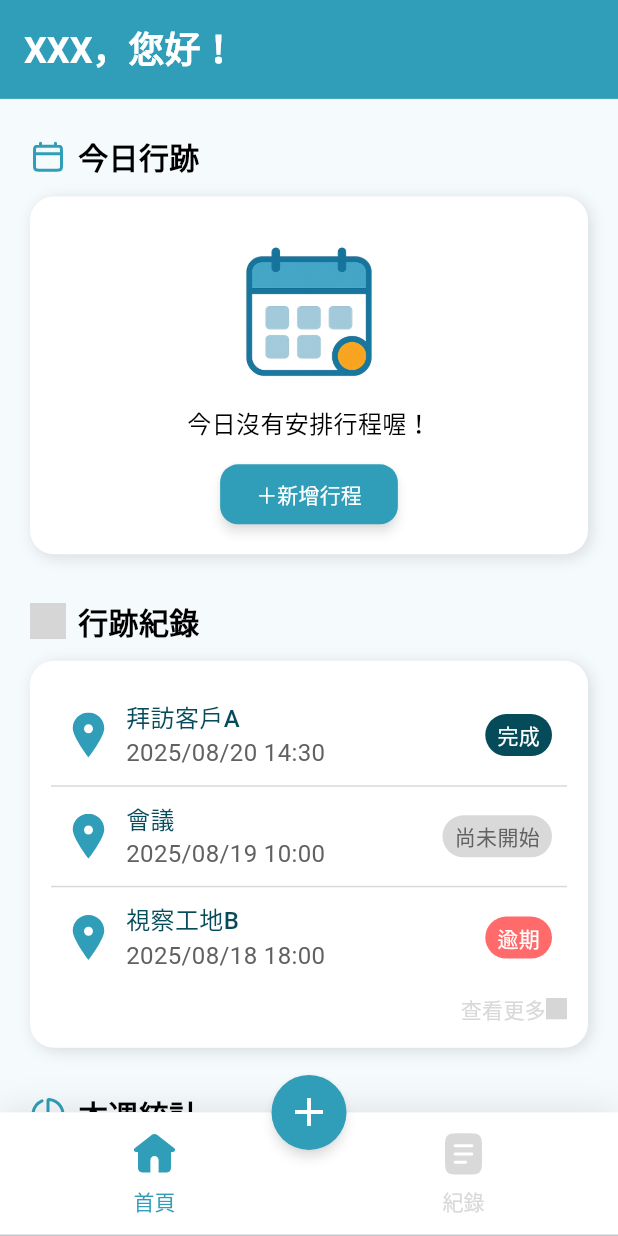
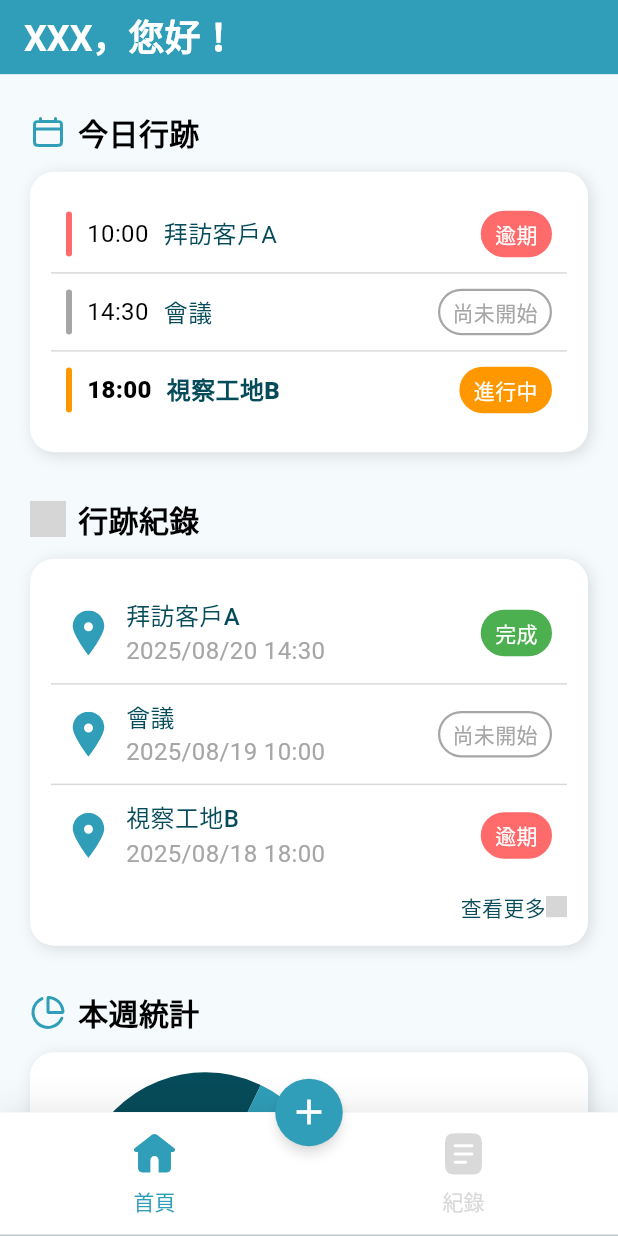
Before and after one commit to HsuPenny/flutter_schedule, a Flutter app: the screen it shows after launch, on a phone screen of 412 x 824 dp. Run offline on Flutter 3.47's test engine with Material 3 defaults, Android fonts, the light colour scheme and no system bars; drawn by our look-alikes of fl_chart; our stand-ins replace flutter_svg, get; grey boxes are pictures that could not be loaded.

Commit message:
feat: implement `HomeTodayListWidget` and update home page UI
- Refine `StatusTag` styling, including new color mapping for different statuses and border support for the "Not Started" state.
- Update `MyColor` with new semantic colors (`green`, `orange`) and adjust existing `darkGrey`.
- Adjust floating action button icon size in `MainPage`.
- Remove redundant "Add Schedule" buttons from empty state views in `HomePage`.

```diff
--- a/lib/my_color.dart
+++ b/lib/my_color.dart
@@ -4,9 +4,11 @@ class MyColor {
   static const Color aqua = Color(0xFF309EB8);
   static const Color darkAqua = Color(0xFF064B5A);
   static const Color lightGrey = Color(0xFFD9D9D9);
-  static const Color darkGrey = Color(0xFF616161);
+  static const Color darkGrey = Color(0xFFA6A6A6);
   static const Color white = Color(0xFFFFFFFF);
   static const Color coralPink = Color(0xFFFF6B6B);
+  static const Color green = Color(0xFF4CAF50);
+  static const Color orange = Color(0xFFFF9800);
   static const Color yellow = Color(0xFFFFD54F);
   static const Color black = Color(0xFF000000);
 
--- a/lib/pages/home/home_page.dart
+++ b/lib/pages/home/home_page.dart
@@ -1,11 +1,11 @@
 import 'package:app_schedule/my_text_style.dart';
 import 'package:app_schedule/pages/main_page.dart';
-import 'package:app_schedule/share/my_filled_button.dart';
 import 'package:app_schedule/share/record_list_widget.dart';
 import 'package:flutter_svg/flutter_svg.dart';
 import 'package:fl_chart/fl_chart.dart';
 import 'package:flutter/material.dart';
 
+import 'home_today_list_widget.dart';
 import '../../model/schedule_item.dart';
 import '../../my_color.dart';
 
@@ -39,7 +39,7 @@ class _HomePageState extends State<HomePage> {
   //-----mainView
     PreferredSizeWidget get appBar {
       return AppBar(
-        toolbarHeight: screenHeight * 0.08,
+        toolbarHeight: screenHeight * 0.06,
         backgroundColor: MyColor.aqua,
         automaticallyImplyLeading: false, //不加返回鍵
         title: Text(
@@ -97,8 +97,8 @@ class _HomePageState extends State<HomePage> {
                 borderRadius: BorderRadius.circular(16),
                 boxShadow: [shadow]
             ),
-            // child: buildTodaySchedule()
-            child: todayNoSchedule
+            child: buildTodaySchedule()
+            // child: todayNoSchedule
           )
         ],
       );
@@ -115,11 +115,10 @@ class _HomePageState extends State<HomePage> {
               'assets/png/calendar.png',
             ),
             Text(
-              '今日沒有安排行程喔！',
-              style: MyTextStyle.black(16),
+              '今日沒有安排行程，可以好好休息～',
+              style: MyTextStyle.darkGrey(14),
             ),
             const SizedBox(height: 12),
-            addButton
           ],
         ),
       );
@@ -131,7 +130,7 @@ class _HomePageState extends State<HomePage> {
         physics: const NeverScrollableScrollPhysics(),
         itemCount: list.length,
         itemBuilder: (context, index) {
-          return RecordListWidget(item: list[index]);
+          return HomeTodayListWidget(item: list[index]);
         },
         separatorBuilder: (context, index) {
           return Container(
@@ -193,7 +192,6 @@ class _HomePageState extends State<HomePage> {
               style: MyTextStyle.black(16),
             ),
             const SizedBox(height: 12),
-            addButton
           ],
         ),
       );
@@ -228,11 +226,11 @@ class _HomePageState extends State<HomePage> {
               children: [
                 Text(
                   '查看更多',
-                  style: MyTextStyle.lightGrey(14),
+                  style: MyTextStyle.darkAqua(14, fontWeight: FontWeight.w500),
                 ),
                 SvgPicture.asset(
                   width: 14,
-                  color: MyColor.lightGrey,
+                  color: MyColor.darkAqua,
                   'assets/svgs/double_arrow.svg',
                 )
               ],
@@ -285,7 +283,6 @@ class _HomePageState extends State<HomePage> {
             style: MyTextStyle.black(16),
           ),
           const SizedBox(height: 12),
-          addButton
         ],
       );
     }
@@ -403,18 +400,6 @@ class _HomePageState extends State<HomePage> {
         ],
       );
     }
-
-    ///新增行程按鈕
-    Widget get addButton {
-      return MyFilledButton(
-        text: '＋新增行程',
-        style: MyTextStyle.white(14),
-        color: MyColor.aqua,
-        onPressed: () {
-          gotoAddNewSchedule();
-        }
-      );
-    }
   //-----subView
 
   //-----function
@@ -433,17 +418,13 @@ class _HomePageState extends State<HomePage> {
           blurRadius: 8
       );
     }
-
-    void gotoAddNewSchedule() {
-
-    }
   //-----function
 }
 
 List<ScheduleItem> list = [
-  ScheduleItem.init(name: '拜訪客戶A', status: 2),
-  ScheduleItem.init(name: '會議', status: 0),
-  ScheduleItem.init(name: '視察工地B', status: 1),
+  ScheduleItem.init(name: '拜訪客戶A', status: 2, time: '10:00'),
+  ScheduleItem.init(name: '會議', status: 0, time: '14:30'),
+  ScheduleItem.init(name: '視察工地B', status: 1, time: '18:00'),
 ];
 List<ScheduleItem> recordList = [
   ScheduleItem.init(name: '拜訪客戶A', status: 3, time: '2025/08/20 14:30'),
--- /dev/null
+++ b/lib/pages/home/home_today_list_widget.dart
@@ -0,0 +1,68 @@
+import 'package:flutter/cupertino.dart';
+import 'package:flutter/material.dart';
+
+import '../../model/schedule_item.dart';
+import '../../my_color.dart';
+import '../../my_text_style.dart';
+import '../../share/status_tag.dart';
+
+class HomeTodayListWidget extends StatelessWidget {
+  final ScheduleItem item;
+  const HomeTodayListWidget({super.key, required this.item});
+
+  Color get color {
+    Color color;
+    switch (item.status) {
+      case 0: //未開始
+        color = MyColor.darkGrey;
+        break;
+      case 1: //進行中
+        color = MyColor.orange;
+        break;
+      case 2: //逾期
+        color = MyColor.coralPink;
+        break;
+      case 3: //完成
+        color = MyColor.green;
+        break;
+      default:
+        color = MyColor.lightGrey;
+    }
+    return color;
+  }
+
+  @override
+  Widget build(BuildContext context) {
+    final proceeding = item.status == 1;
+
+    return Container(
+      padding: const EdgeInsets.all(10),
+      child: Row(
+        children: [
+          Container(
+            height: 30,
+            width: 4,
+            decoration: BoxDecoration(
+              borderRadius: BorderRadius.circular(2),
+              color: color,
+            ),
+          ),
+          const SizedBox(width: 10),
+          Text(
+            item.time!,
+            style: MyTextStyle.black(16, fontWeight: proceeding ? FontWeight.w800 : FontWeight.w400),
+          ),
+          const SizedBox(width: 10),
+          Expanded(
+            child: Text(
+              item.name,
+              style: MyTextStyle.darkAqua(16, fontWeight: proceeding ? FontWeight.w800 : FontWeight.w400),
+            )
+          ),
+          const SizedBox(width: 10),
+          StatusTag(item: item)
+        ],
+      ),
+    );
+  }
+}
--- a/lib/pages/main_page.dart
+++ b/lib/pages/main_page.dart
@@ -164,10 +164,10 @@ class CircularFab extends StatelessWidget {
         customBorder: const CircleBorder(),
         onTap: onPressed,
         child: const SizedBox(
-          width: 50,
-          height: 50,
+          width: 45,
+          height: 45,
           child: Center(
-            child: Icon(Icons.add, size: 32, color: Colors.white),
+            child: Icon(Icons.add, size: 28, color: Colors.white),
           ),
         ),
       ),
--- a/lib/share/status_tag.dart
+++ b/lib/share/status_tag.dart
@@ -1,4 +1,5 @@
 import 'package:flutter/cupertino.dart';
+import 'package:flutter/material.dart';
 
 import '../model/schedule_item.dart';
 import '../my_color.dart';
@@ -10,27 +11,30 @@ class StatusTag extends StatelessWidget {
   @override
   Widget build(BuildContext context) {
     Color bgColor;
+    Color bdColor = Colors.transparent;
     Color txtColor = MyColor.white;
     String text;
     if (item.status == 0) { //未開始
-      bgColor = MyColor.lightGrey;
+      bgColor = Colors.transparent;
+      bdColor = MyColor.darkGrey;
       txtColor = MyColor.darkGrey;
       text = '尚未開始';
     } else if (item.status == 1) { //進行中
-      bgColor = MyColor.aqua;
+      bgColor = MyColor.orange;
       text = '進行中';
     } else if (item.status == 2) { //逾期
       bgColor = MyColor.coralPink;
       text = '逾期';
     } else { //完成
-      bgColor = MyColor.darkAqua;
+      bgColor = MyColor.green;
       text = '完成';
     }
     return Container(
       padding: const EdgeInsets.symmetric(vertical: 4, horizontal: 8),
       decoration: BoxDecoration(
           color: bgColor,
-          borderRadius: BorderRadius.circular(16)
+          borderRadius: BorderRadius.circular(16),
+          border: BoxBorder.all(color: bdColor, width: 1.5)
       ),
       child: Text(
         text,
```
